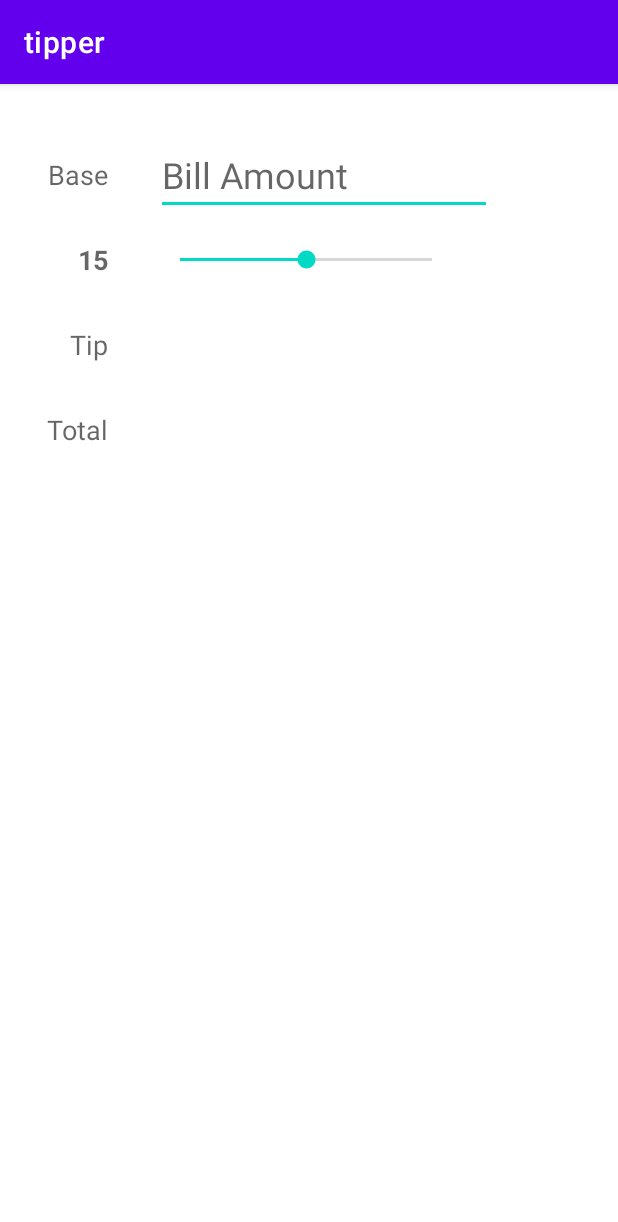
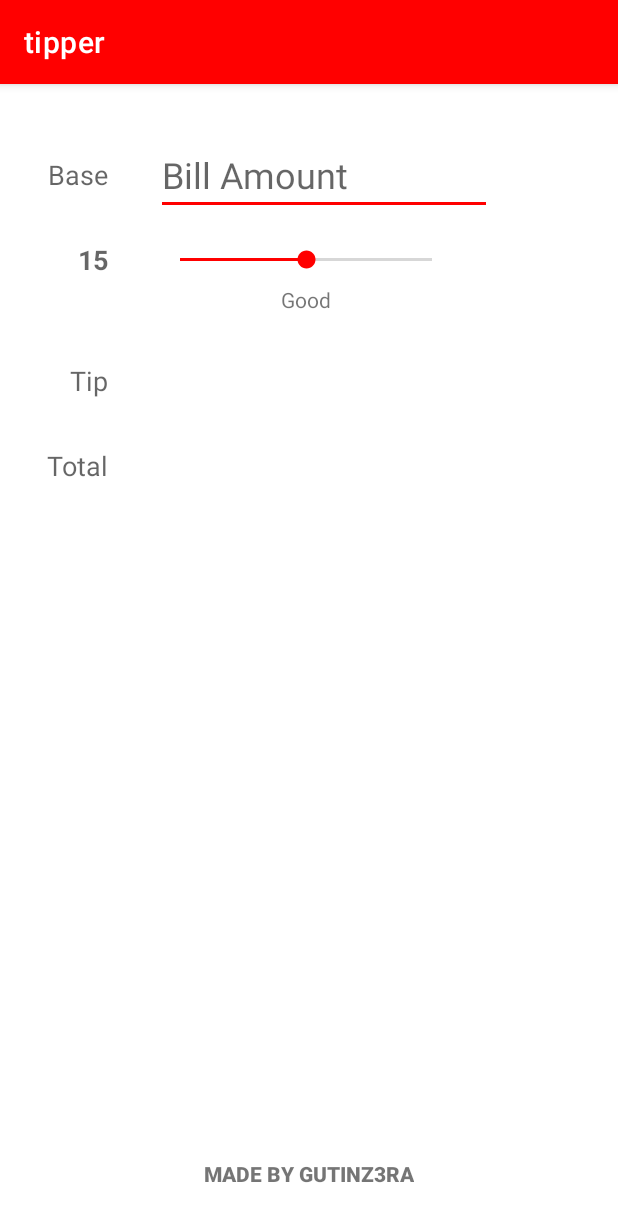
Before and after one commit to Gutinz3ra/TipperKotlinProject, an Android app: the screen it shows after launch (MainActivity), on a phone screen of 412 x 824 dp. Shown: the top 1222 px of the screen. Run offline under Robolectric (Android 15) with nearby library versions, the phone set to English and light mode, and no system bars.

Commit message:
There were changes in colors and other implementations

```diff
--- a/app/src/main/java/com/example/tipper/MainActivity.kt
+++ b/app/src/main/java/com/example/tipper/MainActivity.kt
@@ -18,6 +18,7 @@ class MainActivity : AppCompatActivity() {
     private lateinit var tvTipPercentLabel: TextView
     private lateinit var tvTipAmount: TextView
     private lateinit var tvTotalAmount: TextView
+    private lateinit var tvTipDescription: TextView
 
     override fun onCreate(savedInstanceState: Bundle?) {
         super.onCreate(savedInstanceState)
@@ -27,9 +28,11 @@ class MainActivity : AppCompatActivity() {
         tvTipPercentLabel = findViewById(R.id.tvTipPercentLabel)
         tvTipAmount = findViewById(R.id.tvTipAmount)
         tvTotalAmount = findViewById(R.id.tvTotalAmount)
+        tvTipDescription = findViewById(R.id.tvTipDescription)
 
         seekBarTip.progress = INITIAL_TIP_PERCENT
         tvTipPercentLabel.text = "$INITIAL_TIP_PERCENT"
+        updateTipDescription(INITIAL_TIP_PERCENT)
 
         seekBarTip.setOnSeekBarChangeListener(object: SeekBar.OnSeekBarChangeListener {
             @SuppressLint("SetTextI18n")
@@ -37,6 +40,7 @@ class MainActivity : AppCompatActivity() {
                 Log.i(TAG,"onProgressChanged $progress")
                 tvTipPercentLabel.text = "$progress%"
                 computeTipAndTotal()
+                updateTipDescription(progress)
             }
             override fun onStartTrackingTouch(seekBar: SeekBar?) {}
             override fun onStopTrackingTouch(seekBar: SeekBar?) {}
@@ -54,6 +58,17 @@ class MainActivity : AppCompatActivity() {
 
         })
     }
+    private fun updateTipDescription(tipPercent: Int) {
+        val tipDescription = when (tipPercent) {
+            in 0..9 -> "Poor"
+            in 10..14 -> "Acceptable"
+            in 15..19 -> "Good"
+            in 20..24 -> "Great"
+            else -> "amazing"
+        }
+    tvTipDescription.text = tipDescription
+    }
+
     private fun computeTipAndTotal(){
         if (etBaseAmount.text.isEmpty()){
             tvTipAmount.text = ""
--- a/app/src/main/res/layout/activity_main.xml
+++ b/app/src/main/res/layout/activity_main.xml
@@ -8,6 +8,17 @@
     tools:context=".MainActivity">
 
     <!-- views on the left side -->
+
+    <TextView
+        android:id="@+id/tvTipDescription"
+        android:layout_width="wrap_content"
+        android:layout_height="wrap_content"
+        android:layout_marginTop="8dp"
+        app:layout_constraintEnd_toEndOf="@+id/seekBarTip"
+        app:layout_constraintStart_toStartOf="@+id/seekBarTip"
+        app:layout_constraintTop_toBottomOf="@+id/seekBarTip"
+        tools:text="accetable" />
+
     <TextView
         android:id="@+id/tvBaseLabel"
         android:layout_width="wrap_content"
@@ -34,7 +45,7 @@
         android:id="@+id/tvTipLabel"
         android:layout_width="wrap_content"
         android:layout_height="wrap_content"
-        android:layout_marginTop="32dp"
+        android:layout_marginTop="56dp"
         android:text="Tip"
         android:textAppearance="@style/TextAppearance.AppCompat.Medium"
         app:layout_constraintEnd_toEndOf="@id/tvBaseLabel"
@@ -61,10 +72,9 @@
         android:hint="Bill Amount"
         android:inputType="numberDecimal"
         android:textSize="24sp"
+        app:layout_constraintBottom_toBottomOf="@id/tvBaseLabel"
         app:layout_constraintStart_toEndOf="@+id/tvBaseLabel"
-        app:layout_constraintTop_toTopOf="@id/tvBaseLabel"
-        app:layout_constraintBottom_toBottomOf="@id/tvBaseLabel"
-         />
+        app:layout_constraintTop_toTopOf="@id/tvBaseLabel" />
 
     <SeekBar
         android:id="@+id/seekBarTip"
@@ -94,4 +104,16 @@
         app:layout_constraintStart_toStartOf="@+id/tvTipAmount"
         app:layout_constraintTop_toTopOf="@+id/tvTotalLabel"
         tools:text="103.11" />
+
+    <TextView
+        android:id="@+id/tvFooter"
+        android:layout_width="wrap_content"
+        android:layout_height="wrap_content"
+        android:layout_marginBottom="32dp"
+        android:fontFamily="sans-serif-black"
+        android:text="Made By Gutinz3ra"
+        android:textAllCaps="true"
+        app:layout_constraintBottom_toBottomOf="parent"
+        app:layout_constraintEnd_toEndOf="parent"
+        app:layout_constraintStart_toStartOf="parent" />
 </androidx.constraintlayout.widget.ConstraintLayout>
--- a/app/src/main/res/values/colors.xml
+++ b/app/src/main/res/values/colors.xml
@@ -7,4 +7,7 @@
     <color name="teal_700">#FF018786</color>
     <color name="black">#FF000000</color>
     <color name="white">#FFFFFFFF</color>
+    <color name="primary_red">#ff0000</color>
+    <color name="darker_red">#a00000</color>
+    <color name="background">#003442</color>
 </resources>
--- a/app/src/main/res/values/themes.xml
+++ b/app/src/main/res/values/themes.xml
@@ -2,15 +2,16 @@
     <!-- Base application theme. -->
     <style name="Theme.Tipper" parent="Theme.MaterialComponents.DayNight.DarkActionBar">
         <!-- Primary brand color. -->
-        <item name="colorPrimary">@color/purple_500</item>
-        <item name="colorPrimaryVariant">@color/purple_700</item>
+        <item name="colorPrimary">@color/primary_red</item>
+        <item name="colorPrimaryVariant">@color/darker_red</item>
         <item name="colorOnPrimary">@color/white</item>
         <!-- Secondary brand color. -->
-        <item name="colorSecondary">@color/teal_200</item>
-        <item name="colorSecondaryVariant">@color/teal_700</item>
+        <item name="colorSecondary">@color/primary_red</item>
+        <item name="colorSecondaryVariant">@color/darker_red</item>
         <item name="colorOnSecondary">@color/black</item>
         <!-- Status bar color. -->
         <item name="android:statusBarColor">?attr/colorPrimaryVariant</item>
         <!-- Customize your theme here. -->
+        <item name="android:colorBackground">@color/white</item>
     </style>
 </resources>
```
